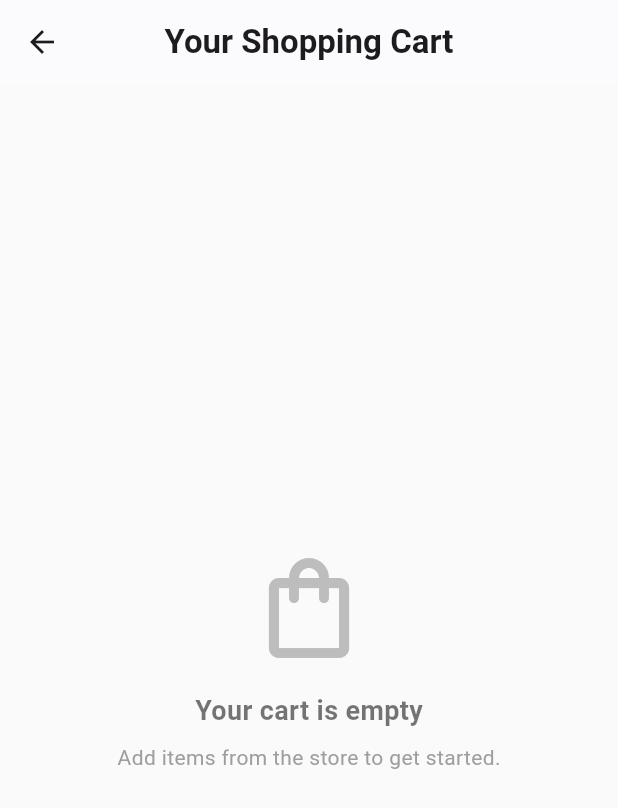
After one commit to mohdabrar07/Structured-Product-Listing-App, a Flutter app: the screen it shows after launch, after a tap on the "shopping cart" icon, on a phone screen of 412 x 824 dp. The commit adds this screen. Shown: the top 808 px of the screen. Run offline on Flutter 3.47's test engine with Material 3 defaults, Android fonts, the phone set to English and light mode, and no system bars; our stand-ins replace cached_network_image, flutter_bloc; network calls fail.

Commit message:
Added cart feature

```diff
--- a/lib/core/constants/api_constants.dart
+++ b/lib/core/constants/api_constants.dart
@@ -1,4 +1,7 @@
 class ApiConstants {
   static const String baseUrl = 'https://fakestoreapi.com';
   static const String productsEndpoint = '$baseUrl/products';
+
+  static const double vatPercentage = 0.05; // 5% VAT
+  static const double deliveryChargePerItem = 2.50; // Flat fee added per unique item line
 }
--- /dev/null
+++ b/lib/features/cart/data/models/cart_item_model.dart
@@ -0,0 +1,24 @@
+import '../../../products/data/models/product_model.dart';
+
+class CartItem {
+  final Product product;
+  final int quantity;
+
+  CartItem({
+    required this.product,
+    required this.quantity,
+  });
+
+  // Returns total for this product line: Price * Quantity
+  double get totalLinePrice => product.price * quantity;
+
+  CartItem copyWith({
+    Product? product,
+    int? quantity,
+  }) {
+    return CartItem(
+      product: product ?? this.product,
+      quantity: quantity ?? this.quantity,
+    );
+  }
+}
--- /dev/null
+++ b/lib/features/cart/logic/cubit/cart_state.dart
@@ -0,0 +1,30 @@
+import '../../data/models/cart_item_model.dart';
+
+sealed class CartState {}
+
+class CartInitial extends CartState {}
+
+class CartEmpty extends CartState {}
+
+class CartError extends CartState {
+  final String errorMessage;
+  CartError(this.errorMessage);
+}
+
+class CartUpdated extends CartState {
+  final List<CartItem> cartItems;
+
+  // Real-time computed totals
+  final double subtotal;
+  final double vatAmount;
+  final double deliveryCharge;
+  final double grandTotal;
+
+  CartUpdated({
+    required this.cartItems,
+    required this.subtotal,
+    required this.vatAmount,
+    required this.deliveryCharge,
+    required this.grandTotal,
+  });
+}
--- /dev/null
+++ b/lib/features/cart/presentation/screens/cart_screen.dart
@@ -0,0 +1,195 @@
+import 'package:flutter/material.dart';
+import 'package:flutter_bloc/flutter_bloc.dart';
+import 'package:cached_network_image/cached_network_image.dart';
+import '../../../../core/widgets/error_widget.dart';
+import '../../logic/cubit/cart_cubit.dart';
+import '../../logic/cubit/cart_state.dart';
+
+class CartScreen extends StatelessWidget {
+  const CartScreen({super.key});
+
+  @override
+  Widget build(BuildContext context) {
+    return Scaffold(
+      appBar: AppBar(
+        title: const Text('Your Shopping Cart', style: TextStyle(fontWeight: FontWeight.bold)),
+        centerTitle: true,
+        backgroundColor: Colors.white,
+        elevation: 0.5,
+      ),
+      body: BlocBuilder<CartCubit, CartState>(
+        builder: (context, state) {
+          return switch (state) {
+            CartInitial() => const Center(child: CircularProgressIndicator()),
+
+            CartEmpty() => Center(
+                child: Column(
+                  mainAxisAlignment: MainAxisAlignment.center,
+                  children: [
+                    Icon(Icons.shopping_bag_outlined, size: 80, color: Colors.grey.shade400),
+                    const SizedBox(height: 16),
+                    const Text(
+                      'Your cart is empty',
+                      style: TextStyle(fontSize: 18, color: Colors.black54, fontWeight: FontWeight.bold),
+                    ),
+                    const SizedBox(height: 8),
+                    const Text('Add items from the store to get started.', style: TextStyle(color: Colors.grey)),
+                  ],
+                ),
+              ),
+
+            CartError(errorMessage: var msg) => CustomErrorWidget(
+                errorMessage: msg,
+                onRetry: () {}, // Baseline reset error fallback helper
+              ),
+
+            CartUpdated(
+              cartItems: var list,
+              subtotal: var sub,
+              vatAmount: var vat,
+              deliveryCharge: var del,
+              grandTotal: var grand
+            ) => Column(
+                children: [
+                  // Scrollable List of Items inside Cart
+                  Expanded(
+                    child: ListView.builder(
+                      itemCount: list.length,
+                      padding: const EdgeInsets.all(12),
+                      itemBuilder: (context, index) {
+                        final item = list[index];
+                        return Card(
+                          color: Colors.white,
+                          margin: const EdgeInsets.symmetric(vertical: 4),
+                          elevation: 0.5,
+                          child: Padding(
+                            padding: const EdgeInsets.all(12.0),
+                            child: Row(
+                              children: [
+                                CachedNetworkImage(
+                                  imageUrl: item.product.image,
+                                  height: 60,
+                                  width: 60,
+                                  fit: BoxFit.contain,
+                                ),
+                                const SizedBox(width: 16),
+                                Expanded(
+                                  child: Column(
+                                    crossAxisAlignment: CrossAxisAlignment.start,
+                                    children: [
+                                      Text(
+                                        item.product.title,
+                                        maxLines: 1,
+                                        overflow: TextOverflow.ellipsis,
+                                        style: const TextStyle(fontWeight: FontWeight.bold),
+                                      ),
+                                      const SizedBox(height: 4),
+                                      Text(
+                                        '\$${item.product.price.toStringAsFixed(2)}',
+                                        style: TextStyle(color: Theme.of(context).primaryColor, fontWeight: FontWeight.w700),
+                                      ),
+                                    ],
+                                  ),
+                                ),
+
+                                // Quantity Control Row Widgets
+                                Row(
+                                  children: [
+                                    IconButton(
+                                      icon: const Icon(Icons.remove_circle_outline, color: Colors.redAccent),
+                                      onPressed: () => context.read<CartCubit>().decreaseQuantity(item.product.id),
+                                    ),
+                                    Text(
+                                      '${item.quantity}',
+                                      style: const TextStyle(fontWeight: FontWeight.bold, fontSize: 16),
+                                    ),
+                                    IconButton(
+                                      icon: const Icon(Icons.add_circle_outline, color: Colors.green),
+                                      onPressed: () => context.read<CartCubit>().increaseQuantity(item.product.id),
+                                    ),
+                                    IconButton(
+                                      icon: const Icon(Icons.delete_outline, color: Colors.grey),
+                                      onPressed: () => context.read<CartCubit>().removeProduct(item.product.id),
+                                    ),
+                                  ],
+                                )
+                              ],
+                            ),
+                          ),
+                        );
+                      },
+                    ),
+                  ),
+
+                  // Financial Totals Calculation Summary Bottom Sheet Box Block
+                  Container(
+                    decoration: BoxDecoration(
+                      color: Colors.white,
+                      boxShadow: [BoxShadow(color: Colors.black12, blurRadius: 10, offset: const Offset(0, -2))],
+                      borderRadius: const BorderRadius.vertical(top: Radius.circular(20)),
+                    ),
+                    padding: const EdgeInsets.all(20),
+                    child: SafeArea(
+                      child: Column(
+                        mainAxisSize: MainAxisSize.min,
+                        children: [
+                          _SummaryRow(label: 'Subtotal', value: sub),
+                          _SummaryRow(label: 'VAT (5%)', value: vat),
+                          _SummaryRow(label: 'Delivery Charge', value: del),
+                          const Divider(height: 24),
+                          Row(
+                            mainAxisAlignment: MainAxisAlignment.spaceBetween,
+                            children: [
+                              const Text('Grand Total', style: TextStyle(fontSize: 18, fontWeight: FontWeight.bold)),
+                              Text(
+                                '\$${grand.toStringAsFixed(2)}',
+                                style: TextStyle(fontSize: 22, fontWeight: FontWeight.w900, color: Theme.of(context).primaryColor),
+                              ),
+                            ],
+                          ),
+                          const SizedBox(height: 16),
+                          SizedBox(
+                            width: double.infinity,
+                            child: ElevatedButton(
+                              style: ElevatedButton.styleFrom(
+                                backgroundColor: Colors.indigo,
+                                padding: const EdgeInsets.symmetric(vertical: 14),
+                                shape: RoundedRectangleBorder(borderRadius: BorderRadius.circular(12)),
+                              ),
+                              onPressed: () {}, // Checkout action logic placeholder
+                              child: const Text('Proceed to Checkout', style: TextStyle(color: Colors.white, fontSize: 16, fontWeight: FontWeight.bold)),
+                            ),
+                          ),
+                        ],
+                      ),
+                    ),
+                  )
+                ],
+              ),
+          };
+        },
+      ),
+    );
+  }
+}
+
+class _SummaryRow extends StatelessWidget {
+  final String label;
+  final double value;
+
+  const _SummaryRow({required this.label, required this.value});
+
+  @override
+  Widget build(BuildContext context) {
+    return Padding(
+      padding: const EdgeInsets.symmetric(vertical: 4),
+      child: Row(
+        mainAxisAlignment: MainAxisAlignment.spaceBetween,
+        children: [
+          Text(label, style: const TextStyle(color: Colors.black54, fontSize: 14)),
+          Text('\$${value.toStringAsFixed(2)}', style: const TextStyle(fontWeight: FontWeight.w600, fontSize: 14)),
+        ],
+      ),
+    );
+  }
+}
--- a/lib/features/products/presentation/screens/product_detail_screen.dart
+++ b/lib/features/products/presentation/screens/product_detail_screen.dart
@@ -1,6 +1,7 @@
 import 'package:flutter/material.dart';
 import 'package:flutter_bloc/flutter_bloc.dart';
 import 'package:cached_network_image/cached_network_image.dart';
+import '../../../cart/logic/cubit/cart_cubit.dart'; // Added missing CartCubit import
 import '../../logic/cubit/product_cubit.dart';
 
 class ProductDetailScreen extends StatelessWidget {
@@ -12,6 +13,7 @@ class ProductDetailScreen extends StatelessWidget {
   Widget build(BuildContext context) {
     final product = context.read<ProductCubit>().getProductDetailsFromCache(productId);
 
+    // 1. Error Fallback Layout State Block
     if (product == null) {
       return Scaffold(
         appBar: AppBar(title: const Text('Details')),
@@ -19,6 +21,7 @@ class ProductDetailScreen extends StatelessWidget {
       );
     }
 
+    // 2. Normal Valid Product Detail Layout State Block
     return Scaffold(
       appBar: AppBar(
         title: Text(product.category.toUpperCase(), style: const TextStyle(fontSize: 14, fontWeight: FontWeight.bold)),
@@ -91,6 +94,21 @@ class ProductDetailScreen extends StatelessWidget {
           ],
         ),
       ),
+      // Fixed: Moved floating action button into the correct, valid root layout area
+      floatingActionButton: FloatingActionButton.extended(
+        backgroundColor: Colors.indigo,
+        onPressed: () {
+          context.read<CartCubit>().addProduct(product);
+          ScaffoldMessenger.of(context).showSnackBar(
+            SnackBar(
+              content: Text('${product.title} added to cart!'),
+              duration: const Duration(seconds: 1),
+            ),
+          );
+        },
+        icon: const Icon(Icons.add_shopping_cart, color: Colors.white),
+        label: const Text('Add to Cart', style: TextStyle(color: Colors.white, fontWeight: FontWeight.bold)),
+      ),
     );
   }
 }
--- a/lib/features/products/presentation/screens/product_list_screen.dart
+++ b/lib/features/products/presentation/screens/product_list_screen.dart
@@ -2,6 +2,7 @@ import 'package:flutter/material.dart';
 import 'package:flutter_bloc/flutter_bloc.dart';
 import '../../../../core/widgets/error_widget.dart';
 import '../../../../core/widgets/loading_widget.dart';
+import '../../../cart/presentation/screens/cart_screen.dart'; // Fixed: Added missing CartScreen import
 import '../../logic/cubit/product_cubit.dart';
 import '../../logic/cubit/product_state.dart';
 import '../widgets/product_card.dart';
@@ -17,10 +18,22 @@ class ProductListScreen extends StatelessWidget {
         centerTitle: true,
         backgroundColor: Colors.white,
         elevation: 0.5,
+        actions: [
+          IconButton(
+            icon: const Icon(Icons.shopping_cart_outlined, color: Colors.indigo),
+            onPressed: () {
+              Navigator.push(
+                context,
+                MaterialPageRoute(builder: (_) => const CartScreen()),
+              );
+            },
+          ),
+        ],
       ),
+      // Fixed: Wrapped loose components securely within the primary layout body parameter array
       body: Column(
         children: [
-          // Search Input Bar Widget
+          // Fixed: Restored the missing Search Bar component block
           Padding(
             padding: const EdgeInsets.fromLTRB(16, 12, 16, 4),
             child: TextField(
--- a/lib/main.dart
+++ b/lib/main.dart
@@ -1,13 +1,13 @@
 import 'package:flutter/material.dart';
 import 'package:flutter_bloc/flutter_bloc.dart';
 import 'package:http/http.dart' as http;
+import 'features/cart/logic/cubit/cart_cubit.dart';
 import 'features/products/data/repositories/product_repository.dart';
 import 'features/products/data/services/product_service.dart';
 import 'features/products/logic/cubit/product_cubit.dart';
 import 'features/products/presentation/screens/product_list_screen.dart';
 
 void main() {
-
   final httpClient = http.Client();
   final productService = ProductService(client: httpClient);
   final productRepository = ProductRepository(productService: productService);
@@ -22,8 +22,15 @@ class MyApp extends StatelessWidget {
 
   @override
   Widget build(BuildContext context) {
-    return BlocProvider(
-      create: (context) => ProductCubit(repository: productRepository)..loadProducts(),
+    return MultiBlocProvider(
+      providers: [
+        BlocProvider<ProductCubit>(
+          create: (context) => ProductCubit(repository: productRepository)..loadProducts(),
+        ),
+        BlocProvider<CartCubit>(
+          create: (context) => CartCubit(),
+        ),
+      ],
       child: MaterialApp(
         title: 'Product Explorer Architecture',
         debugShowCheckedModeBanner: false,
```
Also changed, not shown: lib/features/cart/logic/cubit/cart_cubit.dart (added, +96 -0 lines).
